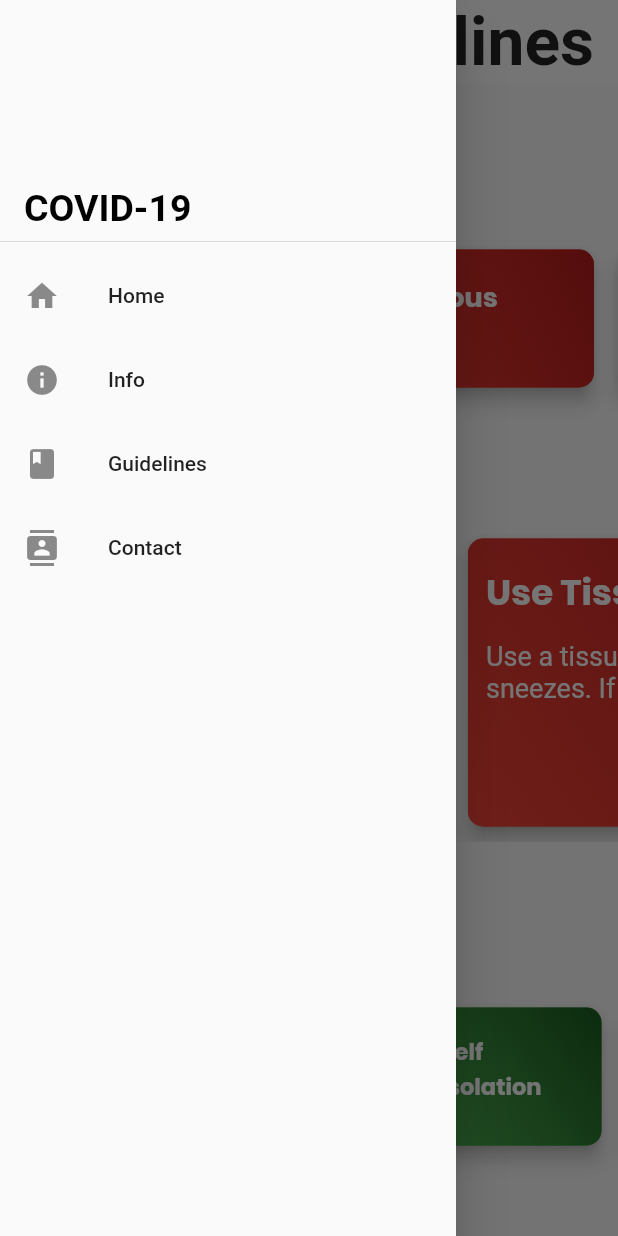
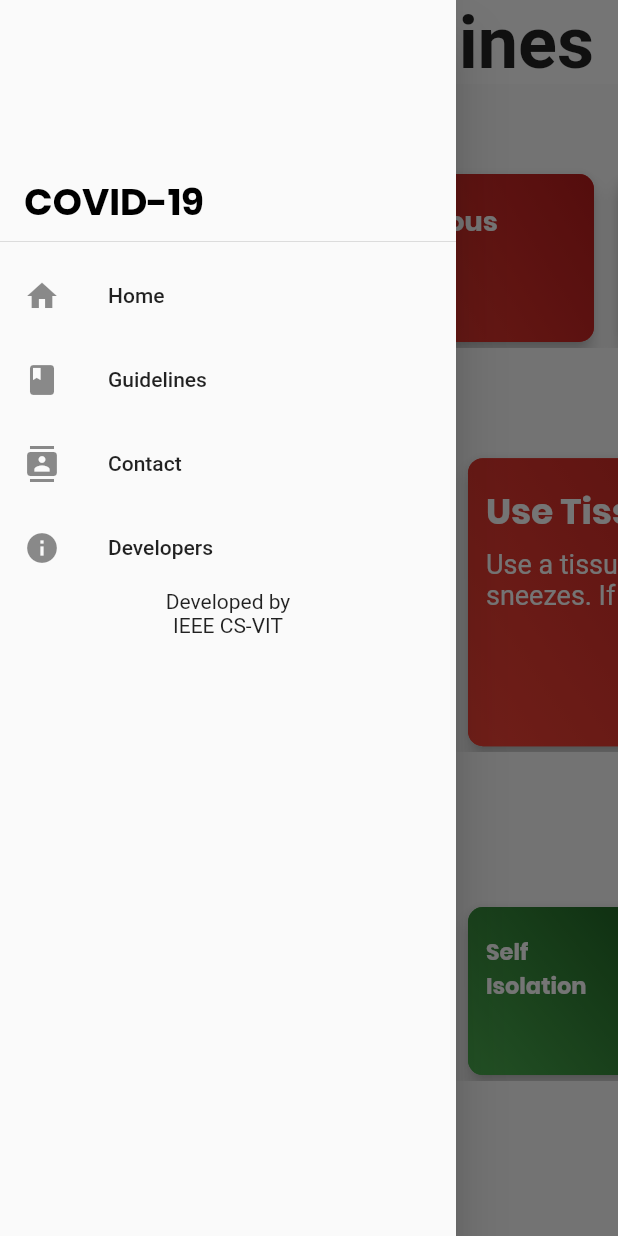
Before and after one commit to Siddharth-14/covid_19, a Flutter app: the Guideline screen opened directly, with the side drawer open, on a phone screen of 412 x 824 dp. Run offline on Flutter 3.47's test engine with Material 2 defaults, Android fonts, the phone set to English and light mode, and no system bars; our stand-ins replace get_it; network calls fail; Roboto replaces fonts that are missing (Poppins-Medium).

```diff
--- a/lib/NavDrawer.dart
+++ b/lib/NavDrawer.dart
@@ -1,8 +1,8 @@
 import 'package:covid19/contact.dart';
-import 'package:covid19/info.dart';
+import 'package:covid19/developer.dart';
+import 'package:covid19/guideline.dart';
 import 'package:covid19/main.dart';
 import 'package:flutter/material.dart';
-import 'package:covid19/guideline.dart';
 
 class NavDrawer extends StatelessWidget {
   @override
@@ -18,6 +18,7 @@ class NavDrawer extends StatelessWidget {
                 'COVID-19',
                 style: TextStyle(
                     color: Colors.black,
+                    fontFamily: 'Poppins',
                     fontSize: 25,
                     fontWeight: FontWeight.bold
                 ),
@@ -30,14 +31,6 @@ class NavDrawer extends StatelessWidget {
             onTap: () => {
               Navigator.push(context,
                   new MaterialPageRoute(builder: (context) => new HomePage()))
-            },
-          ),
-          ListTile(
-            leading: Icon(Icons.info),
-            title: Text('Info'),
-            onTap: () => {
-              Navigator.push(context,
-                  new MaterialPageRoute(builder: (context) => new Info()))
             },
           ),
           ListTile(
@@ -57,6 +50,23 @@ class NavDrawer extends StatelessWidget {
                   new MaterialPageRoute(builder: (context) => new Contact()))
             },
           ),
+          ListTile(
+            leading: Icon(Icons.info),
+            title: Text('Developers'),
+            onTap: () =>
+            {
+              Navigator.push(context,
+                  new MaterialPageRoute(builder: (context) => new Developer()))
+            },
+          ),
+          Align(
+            alignment: Alignment.bottomCenter,
+            child: Text('Developed by'),
+          ),
+          Align(
+            alignment: Alignment.bottomCenter,
+            child: Text('IEEE CS-VIT'),
+          ),
         ],
       ),
     );
--- a/lib/guideline.dart
+++ b/lib/guideline.dart
@@ -1,9 +1,4 @@
-import 'dart:async';
-import 'dart:convert';
-
-import 'package:covid19/main.dart';
 import 'package:flutter/material.dart';
-import 'package:http/http.dart' as http;
 
 import 'NavDrawer.dart';
 
@@ -23,13 +18,17 @@ class Guideline extends StatelessWidget {
             style:
             TextStyle(
                 color: Colors.black87,
-                fontSize: 44.0,
+                fontSize: 48.0,
                 fontWeight: FontWeight.bold
             ),
           ),
         ),
       ),
       body: Column(
+          children: <Widget>[
+            new Flexible(
+              flex: 3,
+              child: Column(
                 children: <Widget>[
                   Align(
                     alignment: Alignment.centerLeft,
@@ -40,23 +39,21 @@ class Guideline extends StatelessWidget {
                         style:
                         TextStyle(
                             color: Colors.black87,
-                      fontSize: 20.0,
+                            fontSize: 24.0,
                             fontWeight: FontWeight.bold,
                             fontFamily: 'Poppins'
                         ),
                       ),
                     ),
                   ),
-            Flexible(
-              flex: 2,
-              child: SingleChildScrollView(
+                  SingleChildScrollView(
                     scrollDirection: Axis.horizontal,
                     child: Row(children: <Widget>[
                       new Container(
                         child: Center(
                           child: SizedBox(
                             width: 200.0,
-                        height: 100.0,
+                            height: 120.0,
                             child: Padding(
                               padding: const EdgeInsets.only(left: 8.0),
                               child: new Card(
@@ -87,15 +84,17 @@ class Guideline extends StatelessWidget {
                                               Padding(
                                                 padding: const EdgeInsets
                                                     .fromLTRB(
-                                                12.0, 18.0, 0.0, 8.0),
+                                                    8.0, 18.0, 0.0, 8.0),
                                                 child: Align(
-                                              alignment: Alignment.center,
+                                                  alignment: Alignment
+                                                      .centerLeft,
                                                   child: Text(
-                                                "Fever & Tiredness",
+                                                    "Fever &\nTiredness",
                                                     style: TextStyle(
                                                         color: Colors.white,
                                                         fontSize: 18.0,
-                                                    fontWeight: FontWeight.bold,
+                                                        fontWeight: FontWeight
+                                                            .bold,
                                                         fontFamily: 'Poppins'),
                                                   ),
                                                 ),
@@ -117,7 +116,7 @@ class Guideline extends StatelessWidget {
                         child: Center(
                           child: SizedBox(
                             width: 200.0,
-                        height: 100.0,
+                            height: 120.0,
                             child: Padding(
                               padding: const EdgeInsets.only(left: 8.0),
                               child: new Card(
@@ -156,7 +155,8 @@ class Guideline extends StatelessWidget {
                                                     style: TextStyle(
                                                         color: Colors.white,
                                                         fontSize: 18.0,
-                                                    fontWeight: FontWeight.bold,
+                                                        fontWeight: FontWeight
+                                                            .bold,
                                                         fontFamily: 'Poppins'),
                                                   ),
                                                 ),
@@ -177,7 +177,7 @@ class Guideline extends StatelessWidget {
                       new Container(
                         child: SizedBox(
                           width: 200.0,
-                      height: 100.0,
+                          height: 120.0,
                           child: Padding(
                             padding: const EdgeInsets.only(left: 8.0),
                             child: new Card(
@@ -216,7 +216,8 @@ class Guideline extends StatelessWidget {
                                                   style: TextStyle(
                                                       color: Colors.white,
                                                       fontSize: 18.0,
-                                                  fontWeight: FontWeight.bold,
+                                                      fontWeight: FontWeight
+                                                          .bold,
                                                       fontFamily: 'Poppins'),
                                                 ),
                                               ),
@@ -235,8 +236,12 @@ class Guideline extends StatelessWidget {
                       ),
                     ]),
                   ),
+                ],
               ),
-            Column(
+            ),
+            new Flexible(
+              flex: 4,
+              child: Column(
                   children: <Widget>[
                     Align(
                       alignment: Alignment.centerLeft,
@@ -247,17 +252,14 @@ class Guideline extends StatelessWidget {
                           style:
                           TextStyle(
                               color: Colors.black87,
-                            fontSize: 20.0,
+                              fontSize: 24.0,
                               fontWeight: FontWeight.bold,
                               fontFamily: 'Poppins'
                           ),
                         ),
                       ),
                     ),
-                ]),
-            Flexible(
-              flex: 2,
-              child: SingleChildScrollView(
+                    SingleChildScrollView(
                       scrollDirection: Axis.horizontal,
                       child: //Row(children: <Widget>[
                       // Column(
@@ -301,15 +303,17 @@ class Guideline extends StatelessWidget {
                                                 Padding(
                                                   padding: const EdgeInsets
                                                       .fromLTRB(
-                                                12.0, 18.0, 0.0, 8.0),
+                                                      12.0, 18.0, 0.0, 0.0),
                                                   child: Align(
-                                              alignment: Alignment.topLeft,
+                                                    alignment: Alignment
+                                                        .topLeft,
                                                     child: Text(
                                                       "Wash Hands",
                                                       style: TextStyle(
                                                           color: Colors.white,
                                                           fontSize: 24.0,
-                                                    fontWeight: FontWeight.bold,
+                                                          fontWeight: FontWeight
+                                                              .bold,
                                                           fontFamily: 'Poppins'),
                                                     ),
                                                   ),
@@ -317,7 +321,7 @@ class Guideline extends StatelessWidget {
                                                 Padding(
                                                   padding: const EdgeInsets
                                                       .fromLTRB(
-                                                12.0, 6.0, 12.0, 2.0),
+                                                      12.0, 2.0, 12.0, 2.0),
                                                   child: Text(
                                                     "For about 20 seconds with soap & hot water or use a sanitizer.",
                                                     style: TextStyle(
@@ -374,15 +378,17 @@ class Guideline extends StatelessWidget {
                                                 Padding(
                                                   padding: const EdgeInsets
                                                       .fromLTRB(
-                                                12.0, 18.0, 0.0, 8.0),
+                                                      12.0, 18.0, 0.0, 0.0),
                                                   child: Align(
-                                              alignment: Alignment.topLeft,
+                                                    alignment: Alignment
+                                                        .topLeft,
                                                     child: Text(
                                                       "Use Tissue",
                                                       style: TextStyle(
                                                           color: Colors.white,
                                                           fontSize: 24.0,
-                                                    fontWeight: FontWeight.bold,
+                                                          fontWeight: FontWeight
+                                                              .bold,
                                                           fontFamily: 'Poppins'),
                                                     ),
                                                   ),
@@ -446,7 +452,7 @@ class Guideline extends StatelessWidget {
                                               Padding(
                                                 padding: const EdgeInsets
                                                     .fromLTRB(
-                                              12.0, 18.0, 0.0, 8.0),
+                                                    12.0, 18.0, 0.0, 0.0),
                                                 child: Align(
                                                   alignment: Alignment.topLeft,
                                                   child: Text(
@@ -454,7 +460,8 @@ class Guideline extends StatelessWidget {
                                                     style: TextStyle(
                                                         color: Colors.white,
                                                         fontSize: 24.0,
-                                                  fontWeight: FontWeight.bold,
+                                                        fontWeight: FontWeight
+                                                            .bold,
                                                         fontFamily: 'Poppins'),
                                                   ),
                                                 ),
@@ -485,8 +492,10 @@ class Guideline extends StatelessWidget {
                         ),
                       ]),
                     ),
-            ),
-            Column(
+                  ]),),
+            new Flexible(
+              flex: 3,
+              child: Column(
                   children: <Widget>[
                     Align(
                       alignment: Alignment.centerLeft,
@@ -497,14 +506,13 @@ class Guideline extends StatelessWidget {
                           style:
                           TextStyle(
                               color: Colors.black87,
-                            fontSize: 20.0,
+                              fontSize: 24.0,
                               fontWeight: FontWeight.bold,
                               fontFamily: 'Poppins'
                           ),
                         ),
                       ),
                     ),
-                ]),
                     /*Column(crossAxisAlignment: CrossAxisAlignment
             .start,
             children: <Widget>[
@@ -518,16 +526,14 @@ class Guideline extends StatelessWidget {
           ),
         ),
             ]),*/
-            Flexible(
-              flex: 2,
-              child: SingleChildScrollView(
+                    SingleChildScrollView(
                       scrollDirection: Axis.horizontal,
                       child: Row(children: <Widget>[
                         new Container(
                           child: Center(
                             child: SizedBox(
-                        width: 135.0,
-                        height: 100.0,
+                              width: 150.0,
+                              height: 120.0,
                               child: Padding(
                                 padding: const EdgeInsets.only(left: 8.0),
                                 child: new Card(
@@ -560,13 +566,15 @@ class Guideline extends StatelessWidget {
                                                       .fromLTRB(
                                                       12.0, 18.0, 0.0, 8.0),
                                                   child: Align(
-                                              alignment: Alignment.topLeft,
+                                                    alignment: Alignment
+                                                        .topLeft,
                                                     child: Text(
                                                       "Stay At \nHome",
                                                       style: TextStyle(
                                                           color: Colors.white,
                                                           fontSize: 15.0,
-                                                    fontWeight: FontWeight.bold,
+                                                          fontWeight: FontWeight
+                                                              .bold,
                                                           fontFamily: 'Poppins'),
                                                     ),
                                                   ),
@@ -587,8 +595,8 @@ class Guideline extends StatelessWidget {
                         new Container(
                           child: Center(
                             child: SizedBox(
-                        width: 135.0,
-                        height: 100.0,
+                              width: 150.0,
+                              height: 120.0,
                               child: Padding(
                                 padding: const EdgeInsets.only(left: 8.0),
                                 child: new Card(
@@ -621,13 +629,15 @@ class Guideline extends StatelessWidget {
                                                       .fromLTRB(
                                                       12.0, 12.0, 0.0, 8.0),
                                                   child: Align(
-                                              alignment: Alignment.topLeft,
+                                                    alignment: Alignment
+                                                        .topLeft,
                                                     child: Text(
                                                       "Avoid \nPublic Gatherings",
                                                       style: TextStyle(
                                                           color: Colors.white,
                                                           fontSize: 14.0,
-                                                    fontWeight: FontWeight.bold,
+                                                          fontWeight: FontWeight
+                                                              .bold,
                                                           fontFamily: 'Poppins'),
                                                     ),
                                                   ),
@@ -648,8 +658,8 @@ class Guideline extends StatelessWidget {
                         new Container(
                           child: Center(
                             child: SizedBox(
-                        width: 135.0,
-                        height: 100.0,
+                              width: 150.0,
+                              height: 120.0,
                               child: Padding(
                                 padding: const EdgeInsets.only(left: 8.0),
                                 child: new Card(
@@ -682,13 +692,15 @@ class Guideline extends StatelessWidget {
                                                       .fromLTRB(
                                                       12.0, 18.0, 0.0, 8.0),
                                                   child: Align(
-                                              alignment: Alignment.topLeft,
+                                                    alignment: Alignment
+                                                        .topLeft,
                                                     child: Text(
                                                       "Self \nIsolation",
                                                       style: TextStyle(
                                                           color: Colors.white,
                                                           fontSize: 15.0,
-                                                    fontWeight: FontWeight.bold,
+                                                          fontWeight: FontWeight
+                                                              .bold,
                                                           fontFamily: 'Poppins'),
                                                     ),
                                                   ),
@@ -709,8 +721,8 @@ class Guideline extends StatelessWidget {
                         new Container(
                           child: Center(
                             child: SizedBox(
-                        width: 135.0,
-                        height: 100.0,
+                              width: 150.0,
+                              height: 120.0,
                               child: Padding(
                                 padding: const EdgeInsets.only(left: 8.0),
                                 child: new Card(
@@ -721,7 +733,8 @@ class Guideline extends StatelessWidget {
                                   child: Container(
                                     decoration: BoxDecoration(
                                         image: DecorationImage(
-                                      image: AssetImage('asset/1-wash.png'),
+                                            image: AssetImage(
+                                                'asset/1-wash.png'),
                                             fit: BoxFit.cover
                                         ),
                                         borderRadius: BorderRadius.circular(10),
@@ -747,18 +760,19 @@ class Guideline extends StatelessWidget {
                                                       .fromLTRB(
                                                       12.0, 18.0, 0.0, 8.0),
                                                   child: Align(
-                                              alignment: Alignment.topLeft,
+                                                    alignment: Alignment
+                                                        .topLeft,
                                                     child: Text(
                                                       "Keep In \nTouch",
                                                       style: TextStyle(
                                                           color: Colors.white,
                                                           fontSize: 15.0,
-                                                    fontWeight: FontWeight.bold,
+                                                          fontWeight: FontWeight
+                                                              .bold,
                                                           fontFamily: 'Poppins'),
                                                     ),
                                                   ),
                                                 ),
-
                                               ],
                                             ),
                                           ],
@@ -773,7 +787,10 @@ class Guideline extends StatelessWidget {
                         ),
                       ]),
                     ),
-            ),
+                  ]),),
+            new Flexible(
+                flex: 1,
+                child: new Container())
           ]),
     );
   }
--- a/pubspec.yaml
+++ b/pubspec.yaml
@@ -22,6 +22,8 @@ dependencies:
   dio: 1.0.0
   url_launcher: ^5.0.3
   get_it: ^1.0.3+2
+  flutter_pagination_helper: ^1.0.0+5
+  shimmer: ^1.0.1
 
   # The following adds the Cupertino Icons font to your application.
   # Use with the CupertinoIcons class for iOS style icons.
```
Also changed, not shown: lib/developer.dart (added, +195 -0 lines), lib/info.dart (deleted, +0 -34 lines), 2 other files. Lines whose indentation alone changed are shown as unchanged.
